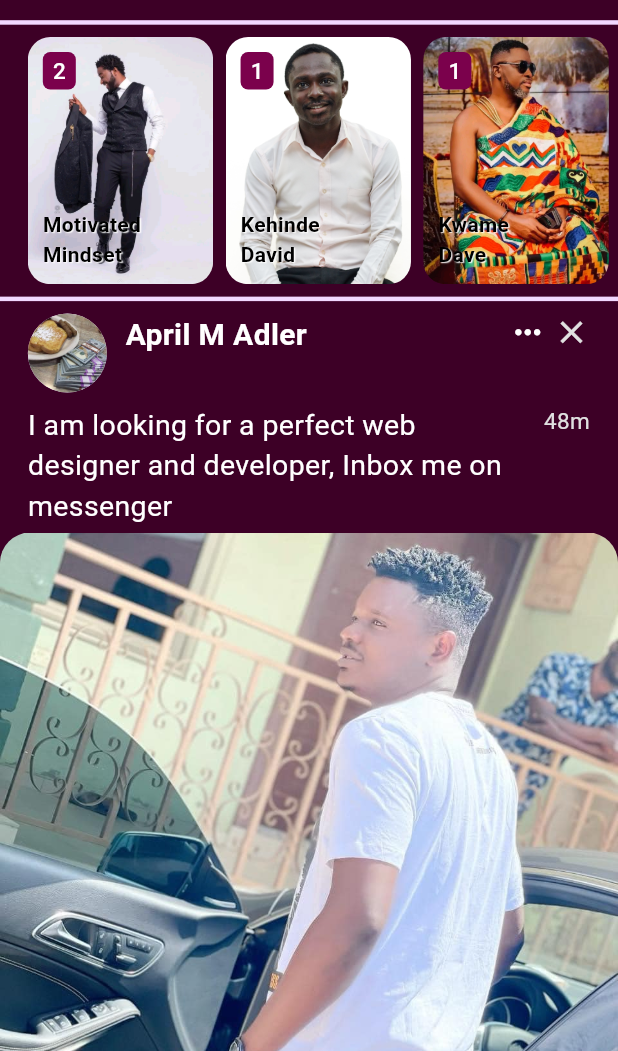
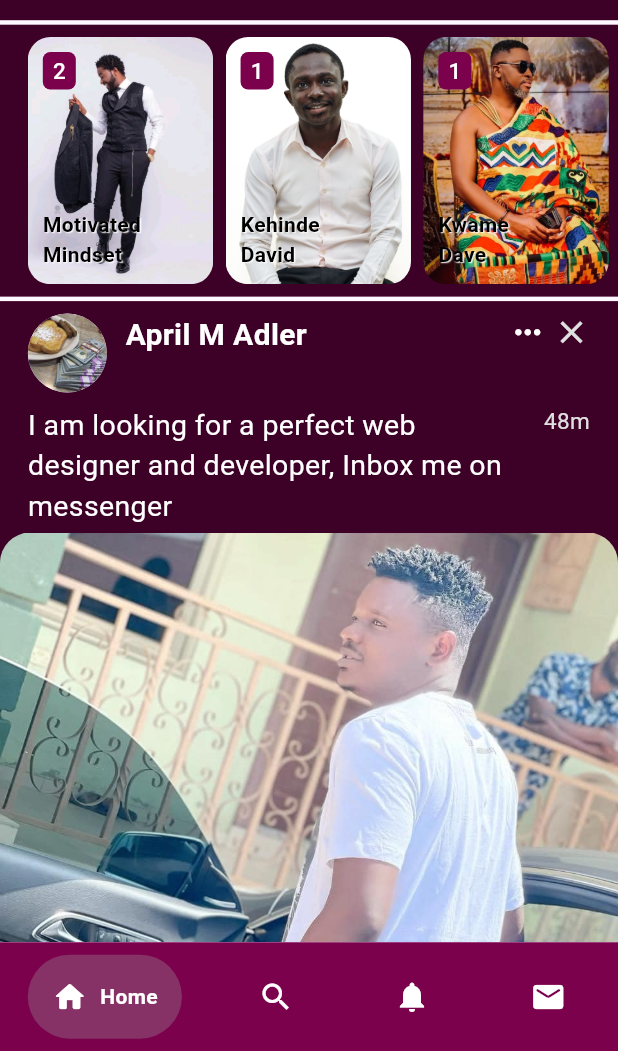
Before and after one commit to mckobby/LinkOpp, a Flutter app: the screen it shows once a user with an empty profile is signed in, on a phone screen of 412 x 824 dp, the part 185-1236 px from its top. Run offline on Flutter 3.47's test engine with Material 2 defaults, Android fonts, the phone set to English and light mode, and no system bars; drawn by our look-alikes of google_nav_bar; our stand-ins replace firebase_auth, firebase_core; accounts and stored records are empty.

Commit message:
Added: Drawer listtile, and Home, Modified: Home page

```diff
--- /dev/null
+++ b/lib/components/drawer_listtile.dart
@@ -0,0 +1,35 @@
+import 'package:flutter/material.dart';
+import 'package:link_opp/constants/colors.dart';
+
+class DrawerListTile extends StatelessWidget {
+  final Function()? onTap;
+  final IconData leadingIcon;
+  final String title;
+
+  const DrawerListTile({
+    super.key,
+    required this.onTap,
+    required this.leadingIcon,
+    required this.title,
+  });
+
+  @override
+  Widget build(BuildContext context) {
+    return ListTile(
+      onTap: onTap,
+      leading: Icon(
+        leadingIcon,
+        color: tdElevatedButton,
+        size: 24,
+      ),
+      title: Text(
+        title,
+        style: const TextStyle(
+          color: tdActionTexts,
+          fontSize: 19,
+          fontWeight: FontWeight.w700
+        ),
+      ),
+    );
+  }
+}
--- /dev/null
+++ b/lib/pages/home.dart
@@ -0,0 +1,225 @@
+import 'package:flutter/material.dart';
+import 'package:link_opp/components/feed_comp.dart';
+import 'package:link_opp/components/story_field.dart';
+import 'package:link_opp/constants/colors.dart';
+
+class Home extends StatefulWidget {
+  const Home({super.key});
+
+  @override
+  State<Home> createState() => _HomeState();
+}
+
+class _HomeState extends State<Home> {
+  final textController = TextEditingController();
+  @override
+  Widget build(BuildContext context) {
+    final height = MediaQuery.of(context).size.height;
+    final width = MediaQuery.of(context).size.width;
+    return Scaffold(
+      body: ListView(
+        children: [
+          Column(
+            children: [
+              Container(
+                color: tdDrawer,
+                padding: EdgeInsets.symmetric(vertical: height * 0.015),
+                child: Padding(
+                  padding: EdgeInsets.symmetric(horizontal: width * 0.045),
+                  child: Row(
+                    mainAxisAlignment: MainAxisAlignment.spaceBetween,
+                    children: [
+                      CircleAvatar(
+                        backgroundImage: const AssetImage('lib/images/kmj.jpg'),
+                        radius: height * 0.032,
+                      ),
+                      Expanded(
+                        child: Padding(
+                          padding:
+                              EdgeInsets.symmetric(horizontal: width * 0.03),
+                          child: TextField(
+                            controller: textController,
+                            decoration: InputDecoration(
+                              hintText: 'LinkOpp with the world...',
+                              hintStyle: TextStyle(
+                                color: tdActionTexts.withOpacity(0.5),
+                              ),
+                              enabledBorder: OutlineInputBorder(
+                                borderSide:
+                                    const BorderSide(color: tdElevatedButton),
+                                borderRadius: BorderRadius.circular(20),
+                              ),
+                              focusedBorder: const OutlineInputBorder(
+                                borderSide: BorderSide(color: tdActionTexts),
+                              ),
+                              contentPadding: EdgeInsets.symmetric(
+                                vertical: height * 0.01,
+                                horizontal: width * 0.03,
+                              ),
+                              fillColor: tdTextField,
+                              filled: true,
+                            ),
+                          ),
+                        ),
+                      ),
+                      Column(
+                        children: [
+                          Icon(
+                            Icons.image_sharp,
+                            color: Colors.white,
+                            size: height * 0.045,
+                          ),
+                          const Text(
+                            'Photo',
+                            style: TextStyle(
+                              color: Colors.white,
+                              fontSize: 13,
+                              fontWeight: FontWeight.w500,
+                            ),
+                          )
+                        ],
+                      )
+                    ],
+                  ),
+                ),
+              ),
+              const SizedBox(
+                height: 3,
+              ),
+              Container(
+                padding: EdgeInsets.only(left: width * 0.045),
+                color: tdDrawer,
+                height: height * 0.22,
+                child: ListView(
+                  scrollDirection: Axis.horizontal,
+                  children: [
+                    const StoryField(
+                      imagePath: 'lib/images/kmj.jpg',
+                      numberOfPics: '2',
+                      firstName: 'Motivated',
+                      lastName: 'Mindset',
+                    ),
+                    SizedBox(
+                      width: width * 0.02,
+                    ),
+                    const StoryField(
+                      imagePath: 'lib/images/miccc.jpg',
+                      numberOfPics: '1',
+                      firstName: 'Kehinde',
+                      lastName: 'David',
+                    ),
+                    SizedBox(
+                      width: width * 0.02,
+                    ),
+                    const StoryField(
+                      imagePath: 'lib/images/aplus.jpg',
+                      numberOfPics: '1',
+                      firstName: 'Kwame',
+                      lastName: 'Dave',
+                    ),
+                    SizedBox(
+                      width: width * 0.02,
+                    ),
+                    const StoryField(
+                      imagePath: 'lib/images/awo.jpg',
+                      numberOfPics: '1',
+                      firstName: 'Ahmed',
+                      lastName: 'Donkoh',
+                    ),
+                    SizedBox(
+                      width: width * 0.02,
+                    ),
+                    const StoryField(
+                      imagePath: 'lib/images/meezy.jpg',
+                      numberOfPics: '2',
+                      firstName: 'Mercy',
+                      lastName: 'Kipsos',
+                    ),
+                    SizedBox(
+                      width: width * 0.02,
+                    ),
+                    const StoryField(
+                      imagePath: 'lib/images/spa.jpg',
+                      numberOfPics: '1',
+                      firstName: 'Yaa',
+                      lastName: 'Fremah',
+                    ),
+                    SizedBox(
+                      width: width * 0.02,
+                    ),
+                    const StoryField(
+                      imagePath: 'lib/images/com.jpg',
+                      numberOfPics: '7',
+                      firstName: 'Sweetness',
+                      lastName: 'Emefa',
+                    ),
+                    SizedBox(
+                      width: width * 0.02,
+                    ),
+                  ],
+                ),
+              ),
+              const SizedBox(
+                height: 3,
+              ),
+              const FeedComp(
+                profileImage: 'lib/images/food.jpg',
+                profileName: 'April M Adler',
+                content:
+                    'I am looking for a perfect web designer and developer, Inbox me on messenger',
+                time: '48m',
+                mainImage: 'lib/images/man.jpg',
+                comments: '1',
+                shares: '0',
+                favorites: '0',
+                analytics: '9',
+              ),
+              const SizedBox(
+                height: 3,
+              ),
+              const FeedComp(
+                profileImage: 'lib/images/ako.jpg',
+                profileName: 'Ghana Yesu',
+                content: 'Kasoa and wonders',
+                time: '48m',
+                mainImage: 'lib/images/ame.jpg',
+                comments: '47',
+                shares: '3',
+                favorites: '338',
+                analytics: '12.8K',
+              ),
+              const SizedBox(
+                height: 3,
+              ),
+              const FeedComp(
+                profileImage: 'lib/images/godd.jpg',
+                profileName: 'Efo Kofi',
+                content: 'Guess the location',
+                time: '3d',
+                mainImage: 'lib/images/wen.jpg',
+                comments: '91',
+                shares: '0',
+                favorites: '188',
+                analytics: '1.1M',
+              ),
+              const SizedBox(
+                height: 3,
+              ),
+              const FeedComp(
+                profileImage: 'lib/images/roz.jpg',
+                profileName: 'Buju Mahogany',
+                content: 'Art is life',
+                time: '7h',
+                mainImage: 'lib/images/val.jpg',
+                comments: '1',
+                shares: '0',
+                favorites: '6,756',
+                analytics: '478.2K',
+              )
+            ],
+          ),
+        ],
+      ),
+    );
+  }
+}
--- a/lib/pages/home_page.dart
+++ b/lib/pages/home_page.dart
@@ -1,8 +1,9 @@
 import 'package:firebase_auth/firebase_auth.dart';
 import 'package:flutter/material.dart';
-import 'package:link_opp/components/feed_comp.dart';
-import 'package:link_opp/components/story_field.dart';
+import 'package:google_nav_bar/google_nav_bar.dart';
+import 'package:link_opp/components/drawer_listtile.dart';
 import 'package:link_opp/constants/colors.dart';
+import 'package:link_opp/pages/home.dart';
 
 class HomePage extends StatefulWidget {
   const HomePage({super.key});
@@ -15,8 +16,6 @@ class _HomePageState extends State<HomePage> {
   void _signOut() async {
     FirebaseAuth.instance.signOut();
     try {
-      await FirebaseAuth.instance.signOut(
-      );
       if (context.mounted) Navigator.pop(context);
     } on FirebaseAuthException {
       Navigator.pop(context);
@@ -74,7 +73,41 @@ class _HomePageState extends State<HomePage> {
         });
   }
 
-  final textController = TextEditingController();
+  int _selectedIndex = 0;
+
+  void _navigateBottomBar(int index) {
+    setState(() {
+      _selectedIndex = index;
+    });
+  }
+
+  final List<Widget> _pages = [
+    const Home(),
+    const Center(
+      child: Text(
+        'a winner',
+        style: TextStyle(
+          fontSize: 50,
+        ),
+      ),
+    ),
+    const Center(
+      child: Text(
+        'already',
+        style: TextStyle(
+          fontSize: 50,
+        ),
+      ),
+    ),
+    const Center(
+      child: Text(
+        'God',
+        style: TextStyle(
+          fontSize: 50,
+        ),
+      ),
+    )
+  ];
 
   @override
   Widget build(BuildContext context) {
@@ -83,8 +116,56 @@ class _HomePageState extends State<HomePage> {
 
     return Scaffold(
       backgroundColor: tdBackground,
-      drawer: const Drawer(
-        backgroundColor: tdBackground,
+      drawer: Drawer(
+        child: Container(
+          decoration: const BoxDecoration(
+            gradient: SweepGradient(
+              startAngle: 2.8,
+              endAngle: 4.5,
+              center: Alignment.bottomRight,
+              colors: [tdElevatedButton, tdBackground],
+            ),
+          ),
+          child: ListView(
+            children: [
+              DrawerHeader(
+                child: Center(
+                  child: Image(
+                    image: const AssetImage(
+                      'lib/images/logo.png',
+                    ),
+                    height: height * 0.08,
+                  ),
+                ),
+              ),
+              DrawerListTile(
+                onTap: () {},
+                leadingIcon: Icons.person_3_outlined,
+                title: 'Profile',
+              ),
+              DrawerListTile(
+                onTap: () {},
+                leadingIcon: Icons.people_outline,
+                title: 'Followers || Following',
+              ),
+              DrawerListTile(
+                onTap: () {},
+                leadingIcon: Icons.groups_3_outlined,
+                title: 'Groups',
+              ),
+              DrawerListTile(
+                onTap: () {},
+                leadingIcon: Icons.whatshot_outlined,
+                title: 'Trending',
+              ),
+              DrawerListTile(
+                onTap: () {},
+                leadingIcon: Icons.share_outlined,
+                title: 'Share App',
+              )
+            ],
+          ),
+        ),
       ),
       appBar: AppBar(
         backgroundColor: tdElevatedButton,
@@ -120,208 +201,43 @@ class _HomePageState extends State<HomePage> {
           )
         ],
       ),
-      body: ListView(
-        children: [
-          Column(
-            children: [
-              Container(
-                color: tdDrawer,
-                padding: EdgeInsets.symmetric(vertical: height * 0.015),
-                child: Padding(
-                  padding: EdgeInsets.symmetric(horizontal: width * 0.045),
-                  child: Row(
-                    mainAxisAlignment: MainAxisAlignment.spaceBetween,
-                    children: [
-                      CircleAvatar(
-                        backgroundImage: const AssetImage('lib/images/kmj.jpg'),
-                        radius: height * 0.032,
-                      ),
-                      Expanded(
-                        child: Padding(
-                          padding:
-                              EdgeInsets.symmetric(horizontal: width * 0.03),
-                          child: TextField(
-                            controller: textController,
-                            decoration: InputDecoration(
-                              hintText: 'LinkOpp with the world...',
-                              hintStyle: TextStyle(
-                                color: tdActionTexts.withOpacity(0.5),
-                              ),
-                              enabledBorder: OutlineInputBorder(
-                                borderSide:
-                                    const BorderSide(color: tdElevatedButton),
-                                borderRadius: BorderRadius.circular(20),
-                              ),
-                              focusedBorder: const OutlineInputBorder(
-                                borderSide: BorderSide(color: tdActionTexts),
-                              ),
-                              contentPadding: EdgeInsets.symmetric(
-                                vertical: height * 0.01,
-                                horizontal: width * 0.03,
-                              ),
-                              fillColor: tdTextField,
-                              filled: true,
-                            ),
-                          ),
-                        ),
-                      ),
-                      Column(
-                        children: [
-                          Icon(
-                            Icons.image_sharp,
-                            color: Colors.white,
-                            size: height * 0.045,
-                          ),
-                          const Text(
-                            'Photo',
-                            style: TextStyle(
-                              color: Colors.white,
-                              fontSize: 13,
-                              fontWeight: FontWeight.w500,
-                            ),
-                          )
-                        ],
-                      )
-                    ],
-                  ),
-                ),
+      body: _pages[_selectedIndex],
+      bottomNavigationBar: Container(
+        color: tdElevatedButton,
+        child: Padding(
+          padding: EdgeInsets.symmetric(
+            horizontal: width * 0.045,
+            vertical: height * 0.01,
+          ),
+          child: GNav(
+            selectedIndex: _selectedIndex,
+            backgroundColor: tdElevatedButton,
+            activeColor: Colors.white,
+            color: Colors.white,
+            gap: width * 0.02,
+            tabBackgroundColor: Colors.grey.withAlpha(80),
+            onTabChange: _navigateBottomBar,
+            padding: const EdgeInsets.all(16),
+            tabs: const [
+              GButton(
+                icon: Icons.home_rounded,
+                text: 'Home',
               ),
-              const SizedBox(
-                height: 3,
+              GButton(
+                icon: Icons.search,
+                text: 'Search',
               ),
-              Container(
-                padding: EdgeInsets.only(left: width * 0.045),
-                color: tdDrawer,
-                height: height * 0.22,
-                child: ListView(
-                  scrollDirection: Axis.horizontal,
-                  children: [
-                    const StoryField(
-                      imagePath: 'lib/images/kmj.jpg',
-                      numberOfPics: '2',
-                      firstName: 'Motivated',
-                      lastName: 'Mindset',
-                    ),
-                    SizedBox(
-                      width: width * 0.02,
-                    ),
-                    const StoryField(
-                      imagePath: 'lib/images/miccc.jpg',
-                      numberOfPics: '1',
-                      firstName: 'Kehinde',
-                      lastName: 'David',
-                    ),
-                    SizedBox(
-                      width: width * 0.02,
-                    ),
-                    const StoryField(
-                      imagePath: 'lib/images/aplus.jpg',
-                      numberOfPics: '1',
-                      firstName: 'Kwame',
-                      lastName: 'Dave',
-                    ),
-                    SizedBox(
-                      width: width * 0.02,
-                    ),
-                    const StoryField(
-                      imagePath: 'lib/images/awo.jpg',
-                      numberOfPics: '1',
-                      firstName: 'Ahmed',
-                      lastName: 'Donkoh',
-                    ),
-                    SizedBox(
-                      width: width * 0.02,
-                    ),
-                    const StoryField(
-                      imagePath: 'lib/images/meezy.jpg',
-                      numberOfPics: '2',
-                      firstName: 'Mercy',
-                      lastName: 'Kipsos',
-                    ),
-                    SizedBox(
-                      width: width * 0.02,
-                    ),
-                    const StoryField(
-                      imagePath: 'lib/images/spa.jpg',
-                      numberOfPics: '1',
-                      firstName: 'Yaa',
-                      lastName: 'Fremah',
-                    ),
-                    SizedBox(
-                      width: width * 0.02,
-                    ),
-                    const StoryField(
-                      imagePath: 'lib/images/com.jpg',
-                      numberOfPics: '7',
-                      firstName: 'Sweetness',
-                      lastName: 'Emefa',
-                    ),
-                    SizedBox(
-                      width: width * 0.02,
-                    ),
-                  ],
-                ),
+              GButton(
+                icon: Icons.notifications,
+                text: 'Prompts',
               ),
-              const SizedBox(
-                height: 3,
+              GButton(
+                icon: Icons.mail_rounded,
+                text: 'Messages',
               ),
-              const FeedComp(
-                profileImage: 'lib/images/food.jpg',
-                profileName: 'April M Adler',
-                content:
-                    'I am looking for a perfect web designer and developer, Inbox me on messenger',
-                time: '48m',
-                mainImage: 'lib/images/man.jpg',
-                comments: '1',
-                shares: '0',
-                favorites: '0',
-                analytics: '9',
-              ),
-              const SizedBox(
-                height: 3,
-              ),
-              const FeedComp(
-                profileImage: 'lib/images/ako.jpg',
-                profileName: 'Ghana Yesu',
-                content: 'Kasoa and wonders',
-                time: '48m',
-                mainImage: 'lib/images/ame.jpg',
-                comments: '47',
-                shares: '3',
-                favorites: '338',
-                analytics: '12.8K',
-              ),
-              const SizedBox(
-                height: 3,
-              ),
-              const FeedComp(
-                profileImage: 'lib/images/godd.jpg',
-                profileName: 'Efo Kofi',
-                content: 'Guess the location',
-                time: '3d',
-                mainImage: 'lib/images/wen.jpg',
-                comments: '91',
-                shares: '0',
-                favorites: '188',
-                analytics: '1.1M',
-              ),
-              const SizedBox(
-                height: 3,
-              ),
-              const FeedComp(
-                profileImage: 'lib/images/roz.jpg',
-                profileName: 'Buju Mahogany',
-                content: 'Art is life',
-                time: '7h',
-                mainImage: 'lib/images/val.jpg',
-                comments: '1',
-                shares: '0',
-                favorites: '6,756',
-                analytics: '478.2K',
-              )
             ],
           ),
-        ],
+        ),
       ),
     );
   }
--- a/pubspec.yaml
+++ b/pubspec.yaml
@@ -33,6 +33,7 @@ dependencies:
   firebase_core: ^2.15.1
   flutter:
     sdk: flutter
+  google_nav_bar: ^5.0.6
   page_transition: ^2.0.9
 
 dev_dependencies:
```
Also changed, not shown: pubspec.lock.
